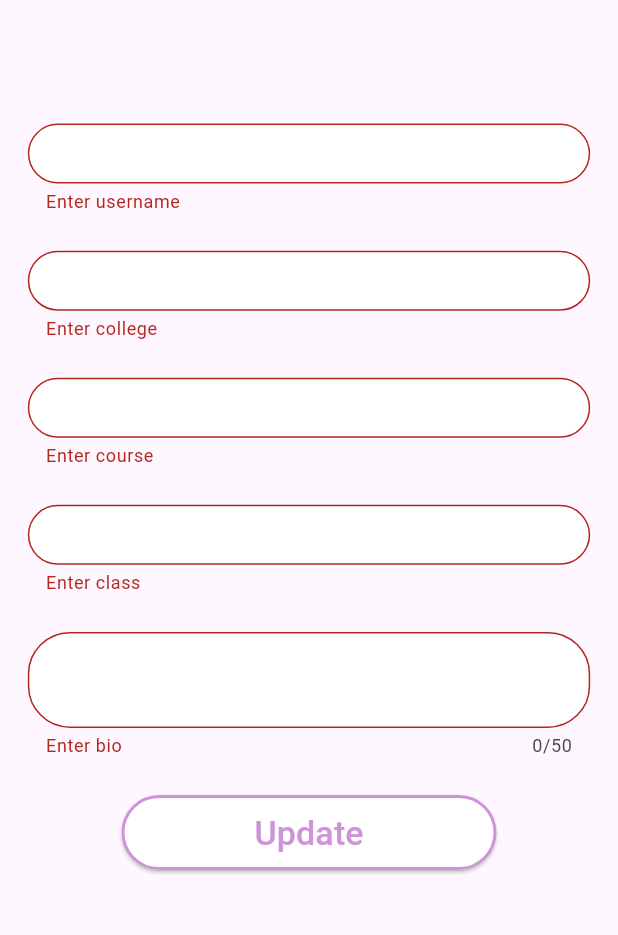
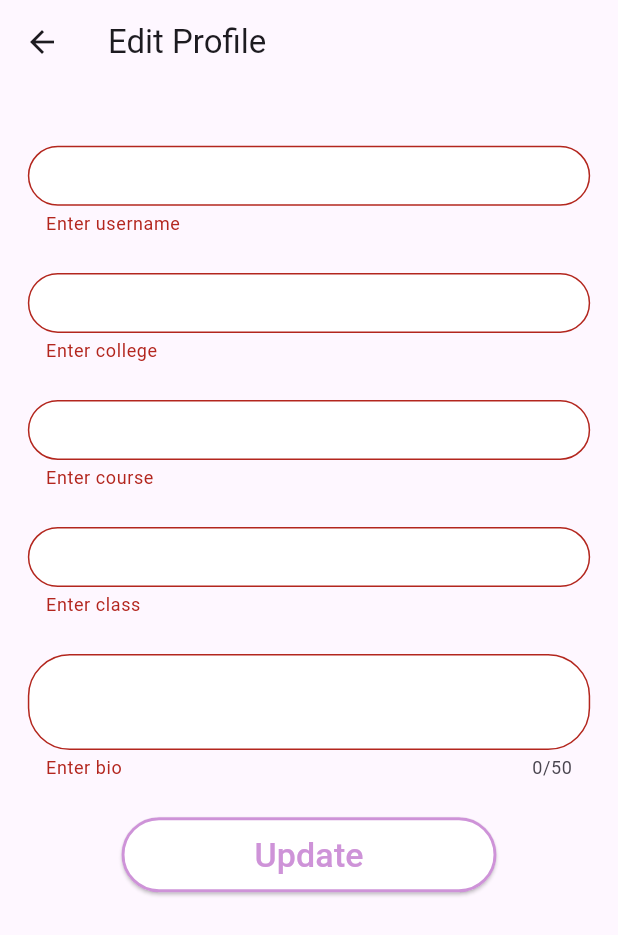
Before and after one commit to Mayankk074/notesgram, a Flutter app: the SettingsForm screen opened directly, after a tap on "Update", on a phone screen of 412 x 824 dp. Shown: the top 935 px of the screen. Run offline on Flutter 3.47's test engine with Material 3 defaults, Android fonts, the phone set to English and light mode, and no system bars; our stand-ins replace cloud_firestore, file_picker, firebase_auth, firebase_core, firebase_storage, flutter_spinkit and 2 more; missing offline and left inert: syncfusion_flutter_pdfviewer; accounts and stored records are empty; network calls fail.

Commit message:
Implement profile menu

```diff
--- a/lib/main.dart
+++ b/lib/main.dart
@@ -5,6 +5,8 @@ import 'package:notesgram/pages/authenticate/signIn.dart';
 import 'package:notesgram/pages/authenticate/signUp.dart';
 import 'package:notesgram/pages/home/note_viewer.dart';
 import 'package:notesgram/pages/home/otherUserFiles.dart';
+import 'package:notesgram/pages/home/profile/profileMenu.dart';
+import 'package:notesgram/pages/home/profile/settingsForm.dart';
 import 'package:notesgram/pages/home/userDP.dart';
 import 'package:notesgram/pages/loading.dart';
 import 'package:notesgram/pages/wrapper.dart';
@@ -39,6 +41,7 @@ class MyApp extends StatelessWidget {
             '/otherUserFiles': (context)=> OtherUserFiles(),
             '/loadingShared': (context)=> const LoadingShared(),
             '/singleNote': (context)=> const NoteViewer(),
+            '/profileMenu': (context) => const Menu(),
           },
         ));
   }
--- a/lib/pages/home/profile/settingsForm.dart
+++ b/lib/pages/home/profile/settingsForm.dart
@@ -40,15 +40,17 @@ class _SettingsFormState extends State<SettingsForm> {
 
   @override
   Widget build(BuildContext context) {
-
-
     final user=Provider.of<UserUid?>(context);
     double screenWidth=MediaQuery.of(context).size.width;
 
-    return Padding(
+    return Scaffold(
+      appBar: AppBar(
+        title: Text('Edit Profile'),
+      ),
+      body: Padding(
         padding: EdgeInsets.fromLTRB(
             screenWidth*0.045,
-          screenWidth*0.2,
+            screenWidth*0.1,
             screenWidth*0.045,
             screenWidth*0.065),
         child: Form(
@@ -115,6 +117,7 @@ class _SettingsFormState extends State<SettingsForm> {
                       const snackBar = SnackBar(
                         content: Text('Yay! User Data has been updated!'),
                       );
+                      Navigator.pop(context);
                       // Find the ScaffoldMessenger in the widget tree
                       // and use it to show a SnackBar.
                       ScaffoldMessenger.of(context).showSnackBar(snackBar);
@@ -132,6 +135,7 @@ class _SettingsFormState extends State<SettingsForm> {
             ),
           ),
         ),
+      ),
     );
   }
 }
```
Also changed, not shown: lib/pages/home/profile/profile.dart (+10 -55 lines), lib/pages/home/profile/profileMenu.dart (added, +63 -0 lines). Lines whose indentation alone changed are shown as unchanged.
